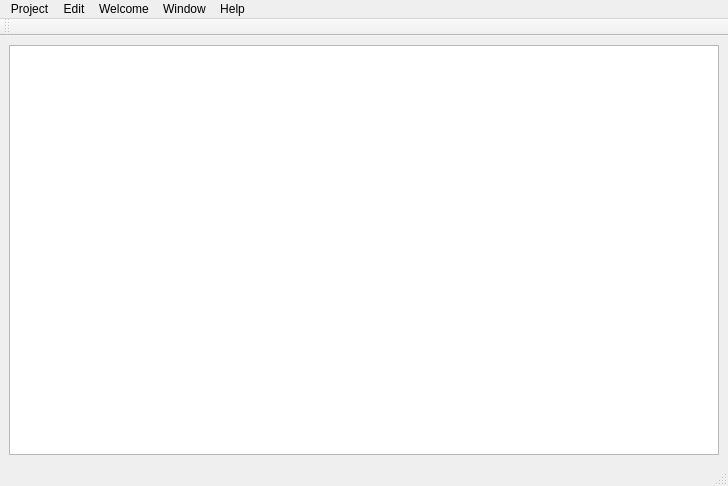
Before: the Qt Designer form IDE/mcleodide.ui in RubyGB/CLEOD, drawn with Qt 5.
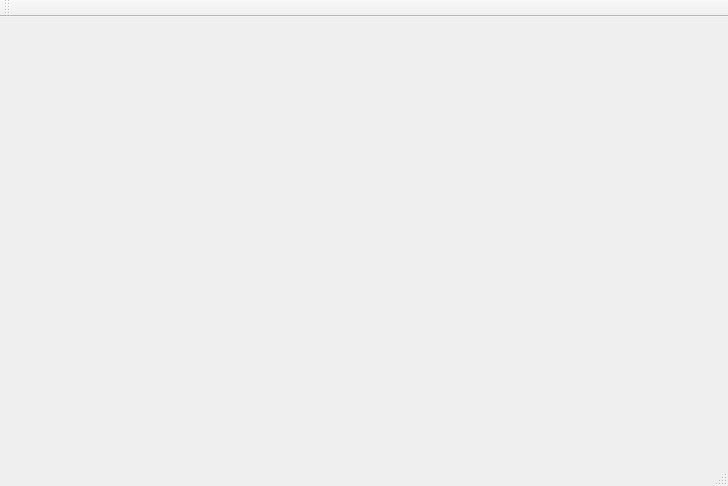
After: the same form once the commit is applied.

Commit message: Added tabs for multiple open files, tab on GUI that shows open files

```diff
--- a/IDE/mcleodide.ui
+++ b/IDE/mcleodide.ui
@@ -14,11 +14,7 @@
    <string>McleodIDE</string>
   </property>
   <widget class="QWidget" name="centralwidget">
-   <layout class="QHBoxLayout" name="horizontalLayout">
-    <item>
-     <widget class="QTextEdit" name="textEdit"/>
-    </item>
-   </layout>
+   <layout class="QHBoxLayout" name="horizontalLayout"/>
   </widget>
   <widget class="QStatusBar" name="statusbar"/>
   <widget class="QToolBar" name="toolBar">
@@ -41,49 +37,6 @@
      <height>22</height>
     </rect>
    </property>
-   <widget class="QMenu" name="menuProject">
-    <property name="title">
-     <string>Project</string>
-    </property>
-    <addaction name="separator"/>
-    <addaction name="actionNew"/>
-    <addaction name="actionOpen"/>
-    <addaction name="actionSave"/>
-    <addaction name="actionSave_as"/>
-    <addaction name="actionExit"/>
-   </widget>
-   <widget class="QMenu" name="menuEdit">
-    <property name="title">
-     <string>Edit</string>
-    </property>
-    <addaction name="actionUndo"/>
-    <addaction name="actionRedo"/>
-    <addaction name="actionCut"/>
-    <addaction name="actionCopy"/>
-    <addaction name="actionPaste"/>
-   </widget>
-   <widget class="QMenu" name="menuDebugger">
-    <property name="title">
-     <string>Welcome</string>
-    </property>
-    <addaction name="actionWelcome"/>
-    <addaction name="actionMcleod_Documentation"/>
-   </widget>
-   <widget class="QMenu" name="menuWindow">
-    <property name="title">
-     <string>Window</string>
-    </property>
-   </widget>
-   <widget class="QMenu" name="menuHelp">
-    <property name="title">
-     <string>Help</string>
-    </property>
-   </widget>
-   <addaction name="menuProject"/>
-   <addaction name="menuEdit"/>
-   <addaction name="menuDebugger"/>
-   <addaction name="menuWindow"/>
-   <addaction name="menuHelp"/>
   </widget>
   <action name="actionNew">
    <property name="text">
```
Left out of the diff: 60 changed lines with no effect on the pictures. The commit also changes 6 other files.
